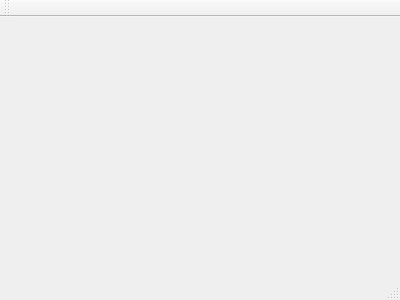
22kmo-project/group_4, file frontend/mainwindow.ui: the form before one commit.
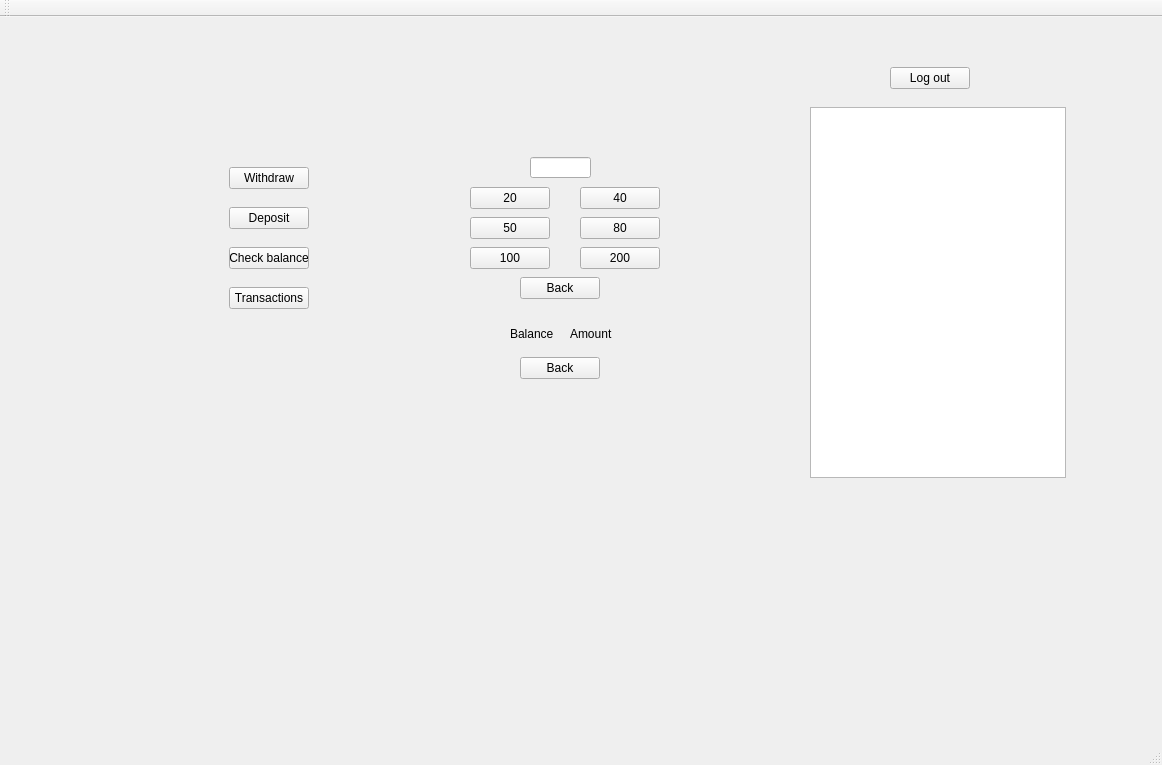
The form after the commit.

Diff of the .ui file:
```diff
--- a/frontend/mainwindow.ui
+++ b/frontend/mainwindow.ui
@@ -1,24 +1,295 @@
 <ui version="4.0">
  <class>MainWindow</class>
- <widget class="QMainWindow" name="MainWindow" >
-  <property name="geometry" >
+ <widget class="QMainWindow" name="MainWindow">
+  <property name="geometry">
    <rect>
     <x>0</x>
     <y>0</y>
-    <width>400</width>
-    <height>300</height>
+    <width>1162</width>
+    <height>765</height>
    </rect>
   </property>
   <property name="windowTitle" >
    <string>MainWindow</string>
   </property>
-  <widget class="QMenuBar" name="menuBar" />
-  <widget class="QToolBar" name="mainToolBar" />
-  <widget class="QWidget" name="centralWidget" />
-  <widget class="QStatusBar" name="statusBar" />
+  <widget class="QWidget" name="centralWidget">
+   <widget class="QWidget" name="Main_Menu" native="true">
+    <property name="geometry">
+     <rect>
+      <x>70</x>
+      <y>-20</y>
+      <width>1041</width>
+      <height>641</height>
+     </rect>
+    </property>
+    <widget class="QWidget" name="Saldo" native="true">
+     <property name="geometry">
+      <rect>
+       <x>430</x>
+       <y>320</y>
+       <width>121</width>
+       <height>71</height>
+      </rect>
+     </property>
+     <widget class="QLabel" name="label">
+      <property name="geometry">
+       <rect>
+        <x>10</x>
+        <y>10</y>
+        <width>47</width>
+        <height>14</height>
+       </rect>
+      </property>
+      <property name="text">
+       <string>Balance :</string>
+      </property>
+     </widget>
+     <widget class="QLabel" name="lblAmount">
+      <property name="geometry">
+       <rect>
+        <x>70</x>
+        <y>10</y>
+        <width>47</width>
+        <height>14</height>
+       </rect>
+      </property>
+      <property name="text">
+       <string>Amount</string>
+      </property>
+     </widget>
+     <widget class="QPushButton" name="btnBack2">
+      <property name="geometry">
+       <rect>
+        <x>20</x>
+        <y>40</y>
+        <width>80</width>
+        <height>22</height>
+       </rect>
+      </property>
+      <property name="text">
+       <string>Back</string>
+      </property>
+     </widget>
+    </widget>
+    <widget class="QPushButton" name="btnLogOut">
+     <property name="geometry">
+      <rect>
+       <x>820</x>
+       <y>70</y>
+       <width>80</width>
+       <height>22</height>
+      </rect>
+     </property>
+     <property name="text">
+      <string>Log out</string>
+     </property>
+    </widget>
+    <widget class="QWidget" name="NumMenu" native="true">
+     <property name="geometry">
+      <rect>
+       <x>380</x>
+       <y>100</y>
+       <width>231</width>
+       <height>211</height>
+      </rect>
+     </property>
+     <widget class="QPushButton" name="draw20">
+      <property name="geometry">
+       <rect>
+        <x>20</x>
+        <y>90</y>
+        <width>80</width>
+        <height>22</height>
+       </rect>
+      </property>
+      <property name="text">
+       <string>20</string>
+      </property>
+     </widget>
+     <widget class="QPushButton" name="draw40">
+      <property name="geometry">
+       <rect>
+        <x>130</x>
+        <y>90</y>
+        <width>80</width>
+        <height>22</height>
+       </rect>
+      </property>
+      <property name="text">
+       <string>40</string>
+      </property>
+     </widget>
+     <widget class="QPushButton" name="draw50">
+      <property name="geometry">
+       <rect>
+        <x>20</x>
+        <y>120</y>
+        <width>80</width>
+        <height>22</height>
+       </rect>
+      </property>
+      <property name="text">
+       <string>50</string>
+      </property>
+     </widget>
+     <widget class="QPushButton" name="draw80">
+      <property name="geometry">
+       <rect>
+        <x>130</x>
+        <y>120</y>
+        <width>80</width>
+        <height>22</height>
+       </rect>
+      </property>
+      <property name="text">
+       <string>80</string>
+      </property>
+     </widget>
+     <widget class="QPushButton" name="draw100">
+      <property name="geometry">
+       <rect>
+        <x>20</x>
+        <y>150</y>
+        <width>80</width>
+        <height>22</height>
+       </rect>
+      </property>
+      <property name="text">
+       <string>100</string>
+      </property>
+     </widget>
+     <widget class="QPushButton" name="draw200">
+      <property name="geometry">
+       <rect>
+        <x>130</x>
+        <y>150</y>
+        <width>80</width>
+        <height>22</height>
+       </rect>
+      </property>
+      <property name="text">
+       <string>200</string>
+      </property>
+     </widget>
+     <widget class="QPushButton" name="btnBack">
+      <property name="geometry">
+       <rect>
+        <x>70</x>
+        <y>180</y>
+        <width>80</width>
+        <height>22</height>
+       </rect>
+      </property>
+      <property name="text">
+       <string>Back</string>
+      </property>
+     </widget>
+     <widget class="QLineEdit" name="lineEdit">
+      <property name="geometry">
+       <rect>
+        <x>80</x>
+        <y>60</y>
+        <width>61</width>
+        <height>21</height>
+       </rect>
+      </property>
+     </widget>
+    </widget>
+    <widget class="QWidget" name="Options" native="true">
+     <property name="geometry">
+      <rect>
+       <x>119</x>
+       <y>150</y>
+       <width>161</width>
+       <height>181</height>
+      </rect>
+     </property>
+     <widget class="QPushButton" name="btnWithdraw">
+      <property name="geometry">
+       <rect>
+        <x>40</x>
+        <y>20</y>
+        <width>80</width>
+        <height>22</height>
+       </rect>
+      </property>
+      <property name="text">
+       <string>Withdraw</string>
+      </property>
+     </widget>
+     <widget class="QPushButton" name="btnDeposit">
+      <property name="geometry">
+       <rect>
+        <x>40</x>
+        <y>60</y>
+        <width>80</width>
+        <height>22</height>
+       </rect>
+      </property>
+      <property name="text">
+       <string>Deposit</string>
+      </property>
+     </widget>
+     <widget class="QPushButton" name="btnCheckBalance">
+      <property name="geometry">
+       <rect>
+        <x>40</x>
+        <y>100</y>
+        <width>80</width>
+        <height>22</height>
+       </rect>
+      </property>
+      <property name="text">
+       <string>Check balance</string>
+      </property>
+     </widget>
+     <widget class="QPushButton" name="btnTransactions">
+      <property name="geometry">
+       <rect>
+        <x>40</x>
+        <y>140</y>
+        <width>80</width>
+        <height>22</height>
+       </rect>
+      </property>
+      <property name="text">
+       <string>Transactions</string>
+      </property>
+     </widget>
+    </widget>
+    <widget class="QListWidget" name="listTransactions">
+     <property name="geometry">
+      <rect>
+       <x>740</x>
+       <y>110</y>
+       <width>256</width>
+       <height>371</height>
+      </rect>
+     </property>
+    </widget>
+   </widget>
+  </widget>
+  <widget class="QMenuBar" name="menuBar">
+   <property name="geometry">
+    <rect>
+     <x>0</x>
+     <y>0</y>
+     <width>1162</width>
+     <height>21</height>
+    </rect>
+   </property>
+  </widget>
+  <widget class="QToolBar" name="mainToolBar">
+   <attribute name="toolBarArea">
+    <enum>TopToolBarArea</enum>
+   </attribute>
+   <attribute name="toolBarBreak">
+    <bool>false</bool>
+   </attribute>
+  </widget>
+  <widget class="QStatusBar" name="statusBar"/>
  </widget>
- <layoutDefault spacing="6" margin="11" />
- <pixmapfunction></pixmapfunction>
+ <layoutdefault spacing="6" margin="11"/>
  <resources/>
  <connections/>
 </ui>
```
Left out of the diff: 3 changed lines with no effect on the pictures.
